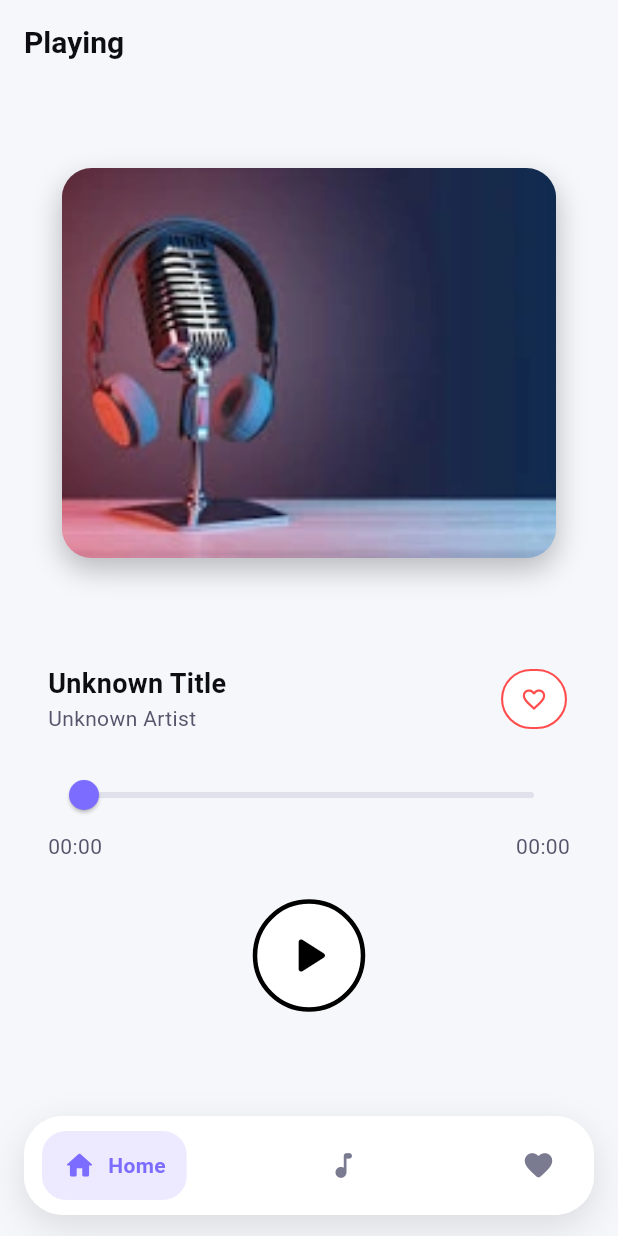
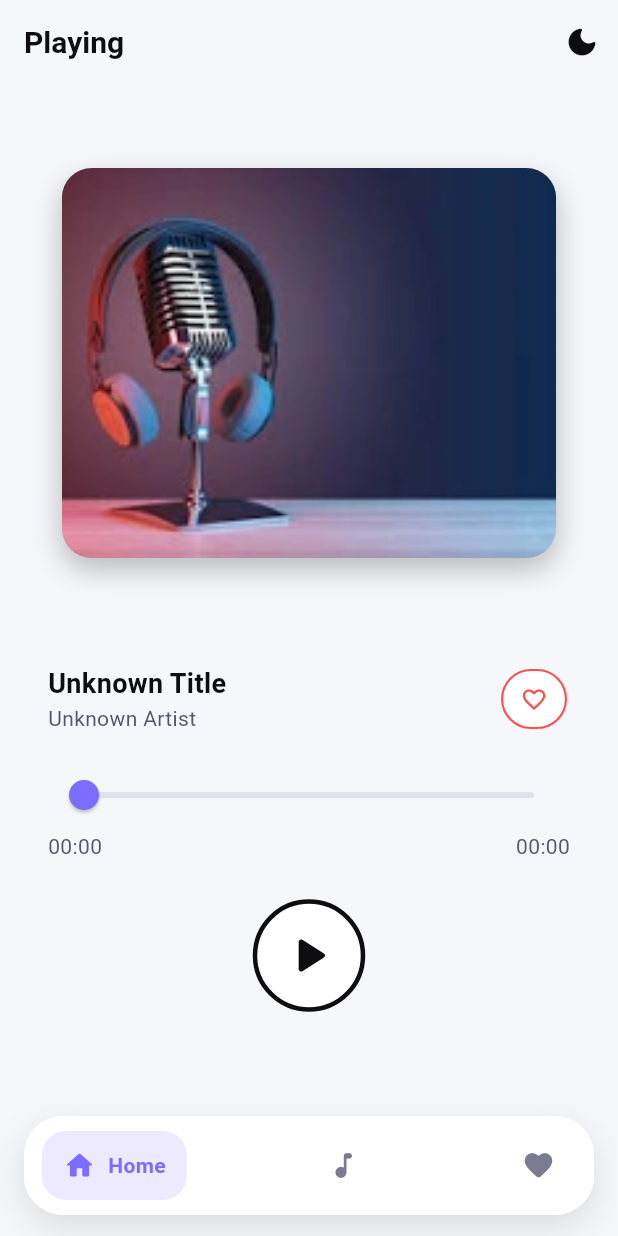
Before and after one commit to mhmdMnwr/mp3_player, a Flutter app: the screen it shows after launch, on a phone screen of 412 x 824 dp. Run offline on Flutter 3.47's test engine with Material 3 defaults, Android fonts, the light colour scheme and no system bars; drawn by our look-alikes of google_nav_bar; our stand-ins replace bloc, file_picker, flutter_bloc, just_audio, sqflite; missing offline and left inert: flutter_media_metadata; accounts and stored records are empty.

Commit message:
Implement dark mode toggle feature and refactor theme management

```diff
--- a/lib/core/layout/main_layout.dart
+++ b/lib/core/layout/main_layout.dart
@@ -2,10 +2,12 @@ import 'dart:async';
 import 'dart:math' as math;
 
 import 'package:flutter/material.dart';
+import 'package:flutter_bloc/flutter_bloc.dart';
 import 'package:mp3_player_v2/core/data/repo/audio_repo.dart';
 import 'package:mp3_player_v2/core/theme/app_colors.dart';
 import 'package:mp3_player_v2/core/logic/player_cubit.dart';
 import 'package:mp3_player_v2/core/logic/player_state.dart';
+import 'package:mp3_player_v2/core/logic/theme_cubit.dart';
 import 'package:mp3_player_v2/features/all_audio/presentation/all_audio_page.dart';
 import 'package:mp3_player_v2/features/favorite/presentation/favorite_page.dart';
 import 'package:mp3_player_v2/features/player/presentation/player_page.dart';
@@ -84,26 +86,52 @@ class _MainLayoutState extends State<MainLayout> {
 
   @override
   Widget build(BuildContext context) {
+    final colors = context.colors;
     final titles = ['Playing', 'All Audios', 'Favorites'];
     final safeTitleIndex = math.min(_currentIndex, titles.length - 1);
+    final themeCubit = context.read<ThemeCubit>();
 
     return Scaffold(
       appBar: AppBar(
         title: Text(
           titles[safeTitleIndex],
-          style: const TextStyle(
-            color: AppColors.textPrimary,
+          style: TextStyle(
+            color: colors.textPrimary,
             fontWeight: FontWeight.w600,
           ),
         ),
-        backgroundColor: AppColors.background,
+        backgroundColor: colors.background,
         elevation: 0,
+        actions: [
+          IconButton(
+            icon: AnimatedSwitcher(
+              duration: const Duration(milliseconds: 300),
+              transitionBuilder: (child, animation) {
+                return RotationTransition(
+                  turns: Tween(begin: 0.75, end: 1.0).animate(animation),
+                  child: FadeTransition(opacity: animation, child: child),
+                );
+              },
+              child: Icon(
+                themeCubit.isDark
+                    ? Icons.light_mode_rounded
+                    : Icons.dark_mode_rounded,
+                key: ValueKey<bool>(themeCubit.isDark),
+                color: colors.textPrimary,
+              ),
+            ),
+            onPressed: themeCubit.toggleTheme,
+            tooltip: themeCubit.isDark
+                ? 'Switch to light mode'
+                : 'Switch to dark mode',
+          ),
+        ],
       ),
       bottomNavigationBar: BottomNavigationBarWidget(
         currentIndex: _currentIndex,
         onTabChanged: _onTabChanged,
       ),
-      backgroundColor: AppColors.background,
+      backgroundColor: colors.background,
       body: SafeArea(
         child: Padding(
           padding: const EdgeInsets.symmetric(horizontal: 32, vertical: 16),
--- /dev/null
+++ b/lib/core/logic/theme_cubit.dart
@@ -0,0 +1,12 @@
+import 'package:bloc/bloc.dart';
+import 'package:flutter/material.dart';
+
+class ThemeCubit extends Cubit<ThemeMode> {
+  ThemeCubit() : super(ThemeMode.light);
+
+  bool get isDark => state == ThemeMode.dark;
+
+  void toggleTheme() {
+    emit(isDark ? ThemeMode.light : ThemeMode.dark);
+  }
+}
--- a/lib/core/theme/app_colors.dart
+++ b/lib/core/theme/app_colors.dart
@@ -1,22 +1,122 @@
 import 'package:flutter/material.dart';
 
-class AppColors {
-  static const Color background = Color(0xFFF6F7FB);
-  static const Color surface = Color(0xFFFFFFFF);
-  static const Color card = Color(0xFFF1F2F8);
+/// Theme extension that provides semantic colors for the app.
+/// Widgets access these via `Theme.of(context).extension<AppColorsExtension>()!`.
+@immutable
+class AppColorsExtension extends ThemeExtension<AppColorsExtension> {
+  final Color background;
+  final Color surface;
+  final Color card;
+  final Color accent;
+  final Color accentSoft;
+  final Color textPrimary;
+  final Color textSecondary;
+  final Color textDisabled;
+  final Color iconInactive;
+  final Color sliderInactive;
+  final Color error;
+  final Color success;
 
-  static const Color accent = Color(0xFF7C6CFF);
-  static const Color accentSoft = Color(0xFF9B8CFF);
+  const AppColorsExtension({
+    required this.background,
+    required this.surface,
+    required this.card,
+    required this.accent,
+    required this.accentSoft,
+    required this.textPrimary,
+    required this.textSecondary,
+    required this.textDisabled,
+    required this.iconInactive,
+    required this.sliderInactive,
+    required this.error,
+    required this.success,
+  });
 
-  static const Color textPrimary = Color(0xFF0E0E11);
-  static const Color textSecondary = Color(0xFF55566B);
-  static const Color textDisabled = Color(0xFF9A9AB0);
+  /// Light palette
+  static const light = AppColorsExtension(
+    background: Color(0xFFF6F7FB),
+    surface: Color(0xFFFFFFFF),
+    card: Color(0xFFF1F2F8),
+    accent: Color(0xFF7C6CFF),
+    accentSoft: Color(0xFF9B8CFF),
+    textPrimary: Color(0xFF0E0E11),
+    textSecondary: Color(0xFF55566B),
+    textDisabled: Color(0xFF9A9AB0),
+    iconInactive: Color(0xFF7A7A90),
+    sliderInactive: Color(0xFFE0E1EA),
+    error: Color(0xFFFF4D4D),
+    success: Color(0xFF4ADE80),
+  );
 
-  static const Color iconInactive = Color(0xFF7A7A90);
-  static const Color sliderInactive = Color(0xFFE0E1EA);
+  /// Dark palette
+  static const dark = AppColorsExtension(
+    background: Color(0xFF121218),
+    surface: Color(0xFF1E1E2A),
+    card: Color(0xFF272736),
+    accent: Color(0xFF9B8CFF),
+    accentSoft: Color(0xFF7C6CFF),
+    textPrimary: Color(0xFFE8E8F0),
+    textSecondary: Color(0xFFA0A0B8),
+    textDisabled: Color(0xFF606078),
+    iconInactive: Color(0xFF7A7A90),
+    sliderInactive: Color(0xFF3A3A4E),
+    error: Color(0xFFFF6B6B),
+    success: Color(0xFF4ADE80),
+  );
 
-  static const Color error = Color(0xFFFF4D4D);
-  static const Color success = Color(0xFF4ADE80);
+  @override
+  AppColorsExtension copyWith({
+    Color? background,
+    Color? surface,
+    Color? card,
+    Color? accent,
+    Color? accentSoft,
+    Color? textPrimary,
+    Color? textSecondary,
+    Color? textDisabled,
+    Color? iconInactive,
+    Color? sliderInactive,
+    Color? error,
+    Color? success,
+  }) {
+    return AppColorsExtension(
+      background: background ?? this.background,
+      surface: surface ?? this.surface,
+      card: card ?? this.card,
+      accent: accent ?? this.accent,
+      accentSoft: accentSoft ?? this.accentSoft,
+      textPrimary: textPrimary ?? this.textPrimary,
+      textSecondary: textSecondary ?? this.textSecondary,
+      textDisabled: textDisabled ?? this.textDisabled,
+      iconInactive: iconInactive ?? this.iconInactive,
+      sliderInactive: sliderInactive ?? this.sliderInactive,
+      error: error ?? this.error,
+      success: success ?? this.success,
+    );
+  }
 
-  const AppColors._();
+  @override
+  AppColorsExtension lerp(AppColorsExtension? other, double t) {
+    if (other is! AppColorsExtension) return this;
+    return AppColorsExtension(
+      background: Color.lerp(background, other.background, t)!,
+      surface: Color.lerp(surface, other.surface, t)!,
+      card: Color.lerp(card, other.card, t)!,
+      accent: Color.lerp(accent, other.accent, t)!,
+      accentSoft: Color.lerp(accentSoft, other.accentSoft, t)!,
+      textPrimary: Color.lerp(textPrimary, other.textPrimary, t)!,
+      textSecondary: Color.lerp(textSecondary, other.textSecondary, t)!,
+      textDisabled: Color.lerp(textDisabled, other.textDisabled, t)!,
+      iconInactive: Color.lerp(iconInactive, other.iconInactive, t)!,
+      sliderInactive: Color.lerp(sliderInactive, other.sliderInactive, t)!,
+      error: Color.lerp(error, other.error, t)!,
+      success: Color.lerp(success, other.success, t)!,
+    );
+  }
 }
+
+/// Convenience extension on BuildContext to access app colors quickly.
+extension AppColorsContext on BuildContext {
+  AppColorsExtension get colors =>
+      Theme.of(this).extension<AppColorsExtension>()!;
+}
--- a/lib/core/theme/app_theme.dart
+++ b/lib/core/theme/app_theme.dart
@@ -2,35 +2,43 @@ import 'package:flutter/material.dart';
 import 'package:mp3_player_v2/core/theme/app_colors.dart';
 
 class AppTheme {
-  static ThemeData lightTheme = ThemeData(
-    brightness: Brightness.light,
-    scaffoldBackgroundColor: AppColors.background,
-    colorScheme: const ColorScheme.light(
-      primary: AppColors.accent,
-      secondary: AppColors.accentSoft,
-      surface: AppColors.surface,
-      error: AppColors.error,
-      onSurface: AppColors.textPrimary,
+  static ThemeData _buildTheme(
+    AppColorsExtension colors,
+    Brightness brightness,
+  ) {
+    return ThemeData(
+      brightness: brightness,
+      scaffoldBackgroundColor: colors.background,
+      colorScheme: ColorScheme(
+        brightness: brightness,
+        primary: colors.accent,
+        secondary: colors.accentSoft,
+        surface: colors.surface,
+        error: colors.error,
+        onPrimary: Colors.white,
+        onSecondary: Colors.white,
+        onSurface: colors.textPrimary,
+        onError: Colors.white,
       ),
-    textTheme: const TextTheme(
+      textTheme: TextTheme(
         titleLarge: TextStyle(
-        color: AppColors.textPrimary,
+          color: colors.textPrimary,
           fontSize: 20,
           fontWeight: FontWeight.bold,
         ),
         titleMedium: TextStyle(
-        color: AppColors.textPrimary,
+          color: colors.textPrimary,
           fontSize: 16,
           fontWeight: FontWeight.w600,
         ),
-      bodyMedium: TextStyle(color: AppColors.textSecondary, fontSize: 14),
-      bodySmall: TextStyle(color: AppColors.textDisabled, fontSize: 12),
+        bodyMedium: TextStyle(color: colors.textSecondary, fontSize: 14),
+        bodySmall: TextStyle(color: colors.textDisabled, fontSize: 12),
       ),
-    iconTheme: const IconThemeData(color: AppColors.iconInactive),
+      iconTheme: IconThemeData(color: colors.iconInactive),
       elevatedButtonTheme: ElevatedButtonThemeData(
         style: ElevatedButton.styleFrom(
-        backgroundColor: AppColors.accent,
-        foregroundColor: AppColors.surface,
+          backgroundColor: colors.accent,
+          foregroundColor: colors.surface,
           elevation: 0,
           shape: const RoundedRectangleBorder(
             borderRadius: BorderRadius.all(Radius.circular(14)),
@@ -38,12 +46,20 @@ class AppTheme {
         ),
       ),
       sliderTheme: SliderThemeData(
-      activeTrackColor: AppColors.accent,
-      inactiveTrackColor: AppColors.sliderInactive,
-      thumbColor: AppColors.accent,
-      overlayColor: AppColors.accent.withValues(alpha: 0.12),
+        activeTrackColor: colors.accent,
+        inactiveTrackColor: colors.sliderInactive,
+        thumbColor: colors.accent,
+        overlayColor: colors.accent.withValues(alpha: 0.12),
       ),
+      extensions: [colors],
     );
+  }
+
+  static ThemeData get lightTheme =>
+      _buildTheme(AppColorsExtension.light, Brightness.light);
+
+  static ThemeData get darkTheme =>
+      _buildTheme(AppColorsExtension.dark, Brightness.dark);
 
   const AppTheme._();
 }
--- a/lib/features/all_audio/presentation/widgets/all_audio_header.dart
+++ b/lib/features/all_audio/presentation/widgets/all_audio_header.dart
@@ -8,11 +8,12 @@ class AllAudioHeader extends StatelessWidget {
 
   @override
   Widget build(BuildContext context) {
+    final colors = context.colors;
     return ElevatedButton(
       onPressed: onAddSong,
       style: ElevatedButton.styleFrom(
-        backgroundColor: AppColors.accent,
-        foregroundColor: AppColors.surface,
+        backgroundColor: colors.accent,
+        foregroundColor: colors.surface,
         padding: const EdgeInsets.symmetric(vertical: 14),
       ),
       child: const Text('Add Audio'),
--- a/lib/features/all_audio/presentation/widgets/all_audio_list.dart
+++ b/lib/features/all_audio/presentation/widgets/all_audio_list.dart
@@ -13,6 +13,8 @@ class AllAudioList extends StatelessWidget {
 
   @override
   Widget build(BuildContext context) {
+    final colors = context.colors;
+
     if (state.status == PlayerStatus.loading) {
       return const Center(child: CircularProgressIndicator());
     }
@@ -22,16 +24,16 @@ class AllAudioList extends StatelessWidget {
         child: Text(
           state.errorMessage ?? 'Something went wrong',
           textAlign: TextAlign.center,
-          style: const TextStyle(color: AppColors.error),
+          style: TextStyle(color: colors.error),
         ),
       );
     }
 
     if (state.songs.isEmpty) {
-      return const Center(
+      return Center(
         child: Text(
           'No audios yet. Tap Add Audio.',
-          style: TextStyle(color: AppColors.textSecondary),
+          style: TextStyle(color: colors.textSecondary),
         ),
       );
     }
@@ -43,7 +45,7 @@ class AllAudioList extends StatelessWidget {
         return Container(
           margin: const EdgeInsets.only(bottom: 10),
           decoration: BoxDecoration(
-            color: AppColors.surface,
+            color: colors.surface,
             borderRadius: BorderRadius.circular(14),
           ),
           child: ListTile(
@@ -54,14 +56,14 @@ class AllAudioList extends StatelessWidget {
             ),
             leading: ClipRRect(
               borderRadius: BorderRadius.circular(8),
-              child: _buildSongArtwork(song.imagePath),
+              child: _buildSongArtwork(context, song.imagePath),
             ),
             title: Text(
               song.title,
               maxLines: 1,
               overflow: TextOverflow.ellipsis,
-              style: const TextStyle(
-                color: AppColors.textPrimary,
+              style: TextStyle(
+                color: colors.textPrimary,
                 fontWeight: FontWeight.w600,
               ),
             ),
@@ -69,11 +71,11 @@ class AllAudioList extends StatelessWidget {
               song.artist,
               maxLines: 1,
               overflow: TextOverflow.ellipsis,
-              style: const TextStyle(color: AppColors.textSecondary),
+              style: TextStyle(color: colors.textSecondary),
             ),
             trailing: Text(
               song.duration,
-              style: const TextStyle(color: AppColors.textDisabled),
+              style: TextStyle(color: colors.textDisabled),
             ),
           ),
         );
@@ -81,7 +83,7 @@ class AllAudioList extends StatelessWidget {
     );
   }
 
-  Widget _buildSongArtwork(String imagePath) {
+  Widget _buildSongArtwork(BuildContext context, String imagePath) {
     final isAsset = imagePath.startsWith('assets/');
 
     if (isAsset) {
@@ -91,7 +93,7 @@ class AllAudioList extends StatelessWidget {
         height: 44,
         fit: BoxFit.cover,
         errorBuilder: (context, error, stackTrace) {
-          return _buildArtworkFallback();
+          return _buildArtworkFallback(context);
         },
       );
     }
@@ -102,20 +104,18 @@ class AllAudioList extends StatelessWidget {
       height: 44,
       fit: BoxFit.cover,
       errorBuilder: (context, error, stackTrace) {
-        return _buildArtworkFallback();
+        return _buildArtworkFallback(context);
       },
     );
   }
 
-  Widget _buildArtworkFallback() {
+  Widget _buildArtworkFallback(BuildContext context) {
+    final colors = context.colors;
     return Container(
       width: 44,
       height: 44,
-      color: AppColors.card,
-      child: const Icon(
-        Icons.music_note_rounded,
-        color: AppColors.iconInactive,
-      ),
+      color: colors.card,
+      child: Icon(Icons.music_note_rounded, color: colors.iconInactive),
     );
   }
 }
--- a/lib/features/player/presentation/widgets/audio_image.dart
+++ b/lib/features/player/presentation/widgets/audio_image.dart
@@ -14,6 +14,7 @@ class AudioImage extends StatefulWidget {
 class _AudioImageState extends State<AudioImage> {
   @override
   Widget build(BuildContext context) {
+    final colors = context.colors;
     final imagePath = widget.imagePath;
     final useAsset = imagePath == null || imagePath.startsWith('assets/');
 
@@ -24,7 +25,7 @@ class _AudioImageState extends State<AudioImage> {
         borderRadius: BorderRadius.circular(20),
         boxShadow: [
           BoxShadow(
-            color: AppColors.textPrimary.withValues(alpha: 0.26),
+            color: colors.textPrimary.withValues(alpha: 0.26),
             blurRadius: 16,
             offset: const Offset(0, 8),
           ),
@@ -37,28 +38,29 @@ class _AudioImageState extends State<AudioImage> {
                 imagePath ?? 'assets/images/podcast.png',
                 fit: BoxFit.cover,
                 errorBuilder: (context, error, stackTrace) {
-                  return _fallbackImage();
+                  return _fallbackImage(context);
                 },
               )
             : Image.file(
                 File(imagePath),
                 fit: BoxFit.cover,
                 errorBuilder: (context, error, stackTrace) {
-                  return _fallbackImage();
+                  return _fallbackImage(context);
                 },
               ),
       ),
     );
   }
 
-  Widget _fallbackImage() {
+  Widget _fallbackImage(BuildContext context) {
+    final colors = context.colors;
     return Container(
-      color: AppColors.card,
+      color: colors.card,
       alignment: Alignment.center,
-      child: const Icon(
+      child: Icon(
         Icons.music_note_rounded,
         size: 48,
-        color: AppColors.iconInactive,
+        color: colors.iconInactive,
       ),
     );
   }
--- a/lib/features/player/presentation/widgets/audio_info.dart
+++ b/lib/features/player/presentation/widgets/audio_info.dart
@@ -42,14 +42,21 @@ class _AudioInfoState extends State<AudioInfo> {
     return Row(
       mainAxisAlignment: MainAxisAlignment.spaceBetween,
       children: [
-        Expanded(child: _buildTitleArtist(widget.title, widget.artist)),
+        Expanded(
+          child: _buildTitleArtist(context, widget.title, widget.artist),
+        ),
         const SizedBox(width: 12),
-        _buildFavoriteIcon(_isFavorite),
+        _buildFavoriteIcon(context, _isFavorite),
       ],
     );
   }
 
-  Widget _buildTitleArtist(String? title, String? artist) {
+  Widget _buildTitleArtist(
+    BuildContext context,
+    String? title,
+    String? artist,
+  ) {
+    final colors = context.colors;
     return Column(
       crossAxisAlignment: CrossAxisAlignment.start,
       children: [
@@ -57,23 +64,24 @@ class _AudioInfoState extends State<AudioInfo> {
           title ?? 'Unknown Title',
           maxLines: 2,
           overflow: TextOverflow.ellipsis,
-          style: const TextStyle(
+          style: TextStyle(
             fontSize: 18,
             fontWeight: FontWeight.bold,
-            color: AppColors.textPrimary,
+            color: colors.textPrimary,
           ),
         ),
         Text(
           artist ?? 'Unknown Artist',
           maxLines: 2,
           overflow: TextOverflow.ellipsis,
-          style: const TextStyle(fontSize: 14, color: AppColors.textSecondary),
+          style: TextStyle(fontSize: 14, color: colors.textSecondary),
         ),
       ],
     );
   }
 
-  Widget _buildFavoriteIcon(bool isFavorite) {
+  Widget _buildFavoriteIcon(BuildContext context, bool isFavorite) {
+    final colors = context.colors;
     return ElevatedButton(
       onPressed: () {
         setState(() {
@@ -86,11 +94,11 @@ class _AudioInfoState extends State<AudioInfo> {
         shape: const StadiumBorder(),
         padding: const EdgeInsets.symmetric(horizontal: 12, vertical: 10),
         minimumSize: const Size(44, 40),
-        backgroundColor: isFavorite ? AppColors.error : AppColors.surface,
-        foregroundColor: isFavorite ? AppColors.surface : AppColors.error,
-        side: const BorderSide(color: AppColors.error, width: 1.4),
+        backgroundColor: isFavorite ? colors.error : colors.surface,
+        foregroundColor: isFavorite ? colors.surface : colors.error,
+        side: BorderSide(color: colors.error, width: 1.4),
         elevation: isFavorite ? 6 : 0,
-        shadowColor: AppColors.textPrimary.withValues(alpha: 0.26),
+        shadowColor: colors.textPrimary.withValues(alpha: 0.26),
       ),
       child: Row(
         children: [
--- a/lib/features/player/presentation/widgets/audio_play_buttons.dart
+++ b/lib/features/player/presentation/widgets/audio_play_buttons.dart
@@ -1,4 +1,5 @@
 import 'package:flutter/material.dart';
+import 'package:mp3_player_v2/core/theme/app_colors.dart';
 
 class AudioPlayButtons extends StatefulWidget {
   final VoidCallback? onPrevious;
@@ -147,6 +148,7 @@ class _AudioPlayButtonsState extends State<AudioPlayButtons>
   }
 
   Widget _buildMainButton() {
+    final colors = context.colors;
     return ScaleTransition(
       scale: _pressScale,
       child: AnimatedContainer(
@@ -156,10 +158,10 @@ class _AudioPlayButtonsState extends State<AudioPlayButtons>
           shape: BoxShape.circle,
           boxShadow: [
             if (_isPlaying)
-              const BoxShadow(
-                color: Colors.black26,
+              BoxShadow(
+                color: colors.textPrimary.withValues(alpha: 0.26),
                 blurRadius: 18,
-                offset: Offset(0, 8),
+                offset: const Offset(0, 8),
               ),
           ],
         ),
@@ -170,10 +172,10 @@ class _AudioPlayButtonsState extends State<AudioPlayButtons>
             onPressed: _onMainPressed,
             style: ElevatedButton.styleFrom(
               shape: const CircleBorder(),
-              backgroundColor: Colors.white,
-              foregroundColor: Colors.black,
+              backgroundColor: colors.surface,
+              foregroundColor: colors.textPrimary,
               elevation: 0,
-              side: const BorderSide(color: Colors.black, width: 3),
+              side: BorderSide(color: colors.textPrimary, width: 3),
               padding: EdgeInsets.zero,
             ),
             child: AnimatedSwitcher(
@@ -198,10 +200,11 @@ class _AudioPlayButtonsState extends State<AudioPlayButtons>
     required VoidCallback? onPressed,
     double iconSize = 28,
   }) {
+    final colors = context.colors;
     return IconButton(
       onPressed: onPressed,
       icon: Icon(icon, size: iconSize),
-      color: Colors.black,
+      color: colors.textPrimary,
     );
   }
 
--- a/lib/features/player/presentation/widgets/bottom_navagationbar.dart
+++ b/lib/features/player/presentation/widgets/bottom_navagationbar.dart
@@ -43,15 +43,17 @@ class _BottomNavigationBarWidgetState extends State<BottomNavigationBarWidget> {
 
   @override
   Widget build(BuildContext context) {
+    final colors = context.colors;
+
     return SafeArea(
       minimum: const EdgeInsets.fromLTRB(16, 0, 16, 14),
       child: Container(
         decoration: BoxDecoration(
-          color: AppColors.surface,
+          color: colors.surface,
           borderRadius: BorderRadius.circular(26),
           boxShadow: [
             BoxShadow(
-              color: AppColors.textPrimary.withValues(alpha: 0.12),
+              color: colors.textPrimary.withValues(alpha: 0.12),
               blurRadius: 20,
               offset: const Offset(0, 8),
             ),
@@ -60,23 +62,23 @@ class _BottomNavigationBarWidgetState extends State<BottomNavigationBarWidget> {
         child: ClipRRect(
           borderRadius: BorderRadius.circular(26),
           child: Container(
-            color: AppColors.surface,
+            color: colors.surface,
             padding: const EdgeInsets.symmetric(horizontal: 12, vertical: 10),
             child: GNav(
               selectedIndex: _selectedIndex,
               onTabChange: _onItemTapped,
-              rippleColor: AppColors.textPrimary.withValues(alpha: 0.12),
-              hoverColor: AppColors.textPrimary.withValues(alpha: 0.12),
+              rippleColor: colors.textPrimary.withValues(alpha: 0.12),
+              hoverColor: colors.textPrimary.withValues(alpha: 0.12),
               haptic: true,
               tabBorderRadius: 16,
-              tabBackgroundColor: AppColors.accent.withValues(alpha: 0.14),
+              tabBackgroundColor: colors.accent.withValues(alpha: 0.14),
               padding: const EdgeInsets.symmetric(horizontal: 14, vertical: 12),
               gap: 8,
-              color: AppColors.iconInactive,
-              activeColor: AppColors.accent,
+              color: colors.iconInactive,
+              activeColor: colors.accent,
               iconSize: 22,
-              textStyle: const TextStyle(
-                color: AppColors.accent,
+              textStyle: TextStyle(
+                color: colors.accent,
                 fontWeight: FontWeight.w600,
               ),
               tabs: const [
--- a/lib/main.dart
+++ b/lib/main.dart
@@ -1,5 +1,7 @@
 import 'package:flutter/material.dart';
+import 'package:flutter_bloc/flutter_bloc.dart';
 import 'package:mp3_player_v2/core/layout/main_layout.dart';
+import 'package:mp3_player_v2/core/logic/theme_cubit.dart';
 import 'package:mp3_player_v2/core/theme/app_theme.dart';
 
 void main() {
@@ -11,10 +13,20 @@ class MyApp extends StatelessWidget {
 
   @override
   Widget build(BuildContext context) {
-    return MaterialApp(
-      title: 'MP3 Player',
-      theme: AppTheme.lightTheme,
-      home: const MainLayout(),
+    return BlocProvider(
+      create: (_) => ThemeCubit(),
+      child: BlocBuilder<ThemeCubit, ThemeMode>(
+        builder: (context, themeMode) {
+          return MaterialApp(
+            title: 'MP3 Player',
+            debugShowCheckedModeBanner: false,
+            theme: AppTheme.lightTheme,
+            darkTheme: AppTheme.darkTheme,
+            themeMode: themeMode,
+            home: const MainLayout(),
+          );
+        },
+      ),
     );
   }
 }
--- a/pubspec.yaml
+++ b/pubspec.yaml
@@ -38,11 +38,11 @@ dependencies:
   sqflite: ^2.4.1
   path: ^1.9.1
   bloc: ^9.0.0
+  flutter_bloc: ^9.0.0
   file_picker: ^8.1.2
   just_audio: ^0.9.46
   flutter_media_metadata: ^1.0.0+1
   path_provider: ^2.1.5
-  # youtube_explode_dart: ^2.5.1 # This line is commented out as it is not present in the original file.
 
 dev_dependencies:
   flutter_test:
```
Also changed, not shown: pubspec.lock, 1 other file. Lines whose indentation alone changed are shown as unchanged.
